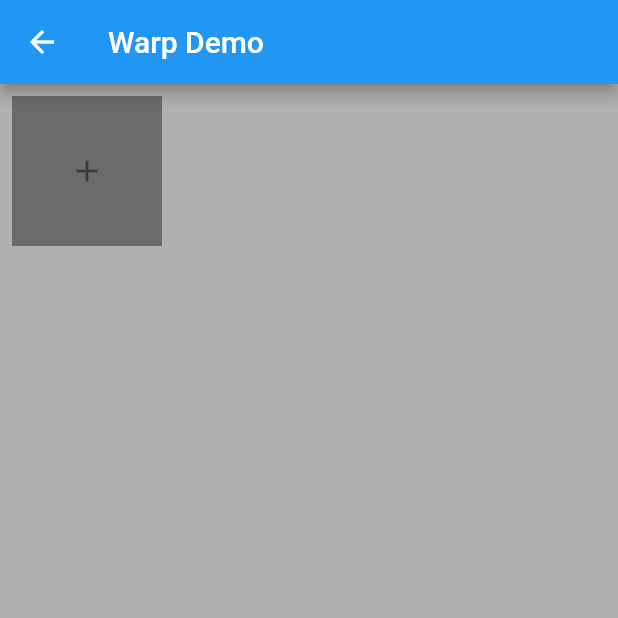
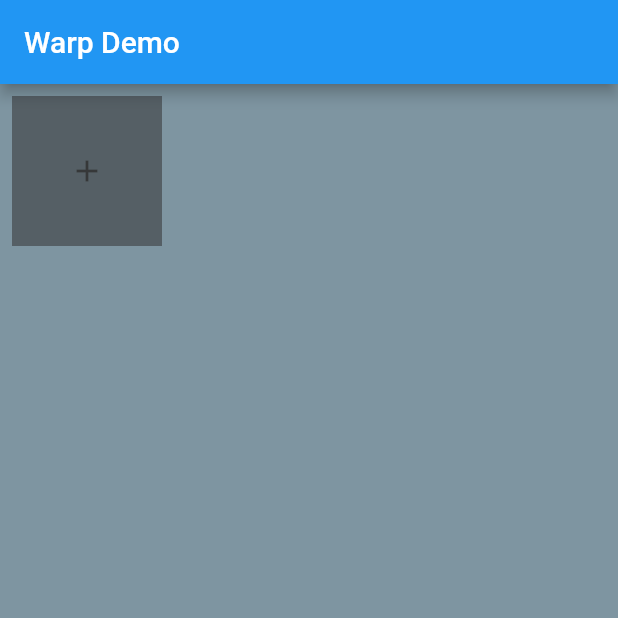
Before and after one commit to IlyesBenarroum/flutter_dairy_book, a Flutter app: the WarpDemo screen opened directly, on a phone screen of 412 x 824 dp, the top half of it. Run offline on Flutter 3.47's test engine with Material 2 defaults, Android fonts, the phone set to English and light mode, and no system bars.

Commit message:
update Read me

```diff
--- a/lib/main.dart
+++ b/lib/main.dart
@@ -1,5 +1,6 @@
 import 'package:flutter/material.dart';
 import 'package:flutter_dairy_book/dialog_pop_demo/dialog_form_home.dart';
+import 'package:flutter_dairy_book/warp_demo/warp_demo.dart';
 
 void main() => runApp(new MyApp());
 
@@ -20,7 +21,7 @@ class MyApp extends StatelessWidget {
         // counter didn't reset back to zero; the application is not restarted.
         primarySwatch: Colors.blue,
       ),
-      home: new MyHomePageDialog(),
+      home: new WarpDemo(),
     );
   }
 }
--- a/lib/warp_demo/warp_demo.dart
+++ b/lib/warp_demo/warp_demo.dart
@@ -32,7 +32,7 @@ class _WarpDemoState extends State<WarpDemo> {
           child: Container(
             width: width,
             height: height,
-            color: Colors.grey,
+            color: Colors.blueGrey,
             child: Wrap(
               children: list,
               spacing: 24.0,
```
Also changed, not shown: 1 other file.
